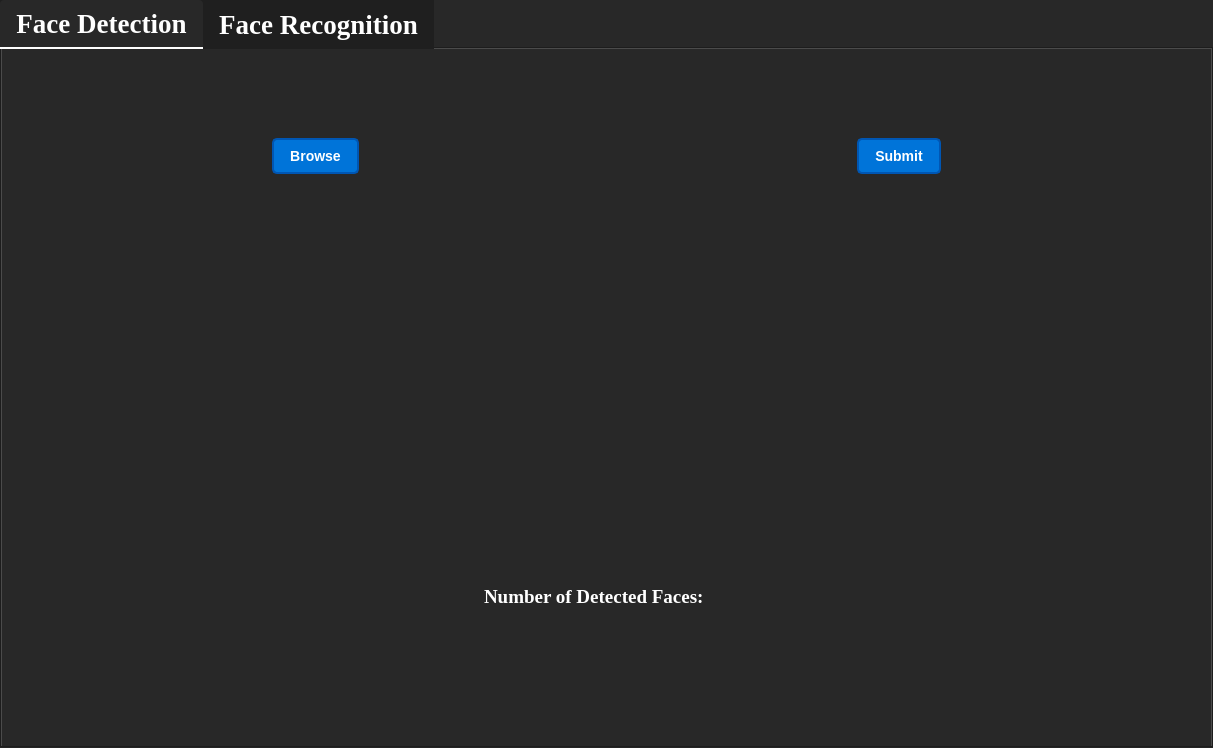
Above: MainWindow.ui from lameesmohee/Face-Recognition-Using-PCA before the change. Below: the same form after it.
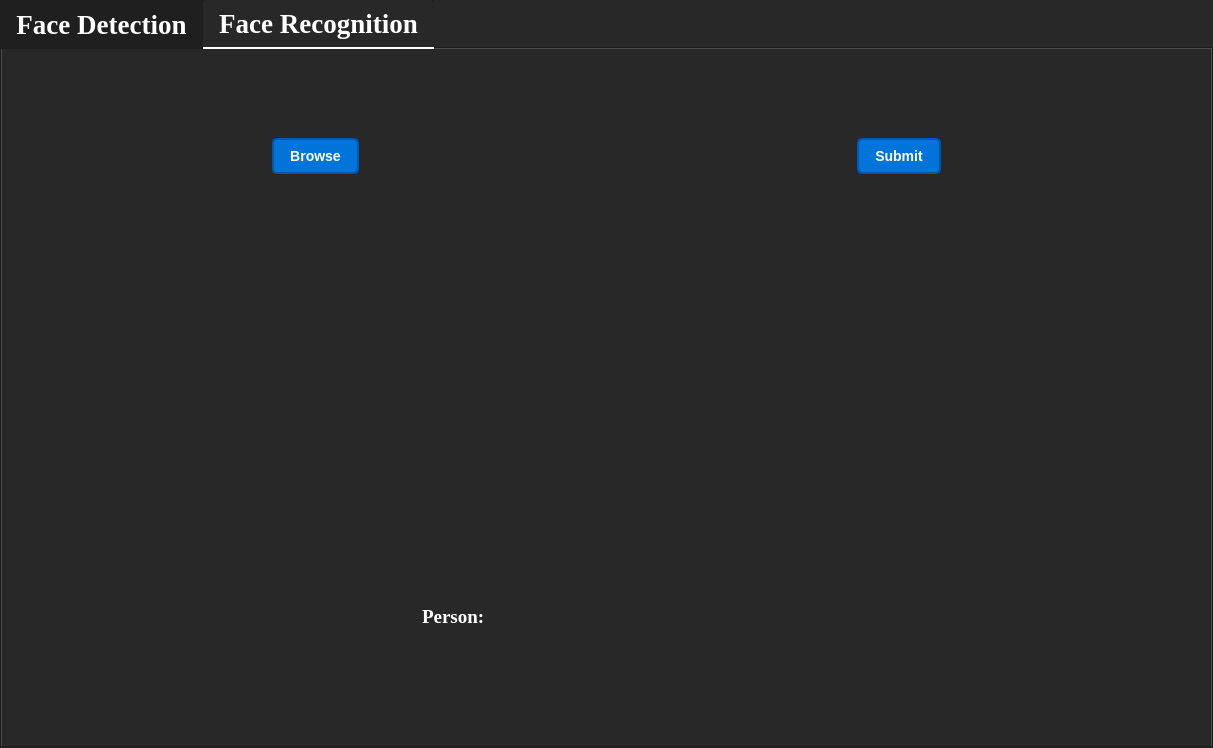
That is the form after the change. The open tabs and pages were chosen to show the change. Custom widgets are drawn as their Qt base class.

Commit message: Edited Face Recognition UI

```diff
--- a/MainWindow.ui
+++ b/MainWindow.ui
@@ -605,7 +605,7 @@
   <property name="currentIndex">
    <number>0</number>
   </property>
-  <widget class="QWidget" name="">
+  <widget class="QWidget" name="widget">
    <attribute name="title">
     <string>Face Detection</string>
    </attribute>
@@ -950,7 +950,7 @@
     </item>
    </layout>
   </widget>
-  <widget class="QWidget" name="">
+  <widget class="QWidget" name="widget">
    <attribute name="title">
     <string>Face Recognition</string>
    </attribute>
@@ -1195,6 +1195,70 @@
         </property>
        </spacer>
       </item>
+      <item>
+       <layout class="QHBoxLayout" name="horizontalLayout_4">
+        <item>
+         <spacer name="horizontalSpacer_8">
+          <property name="orientation">
+           <enum>Qt::Horizontal</enum>
+          </property>
+          <property name="sizeHint" stdset="0">
+           <size>
+            <width>40</width>
+            <height>20</height>
+           </size>
+          </property>
+         </spacer>
+        </item>
+        <item>
+         <widget class="QLabel" name="label_2">
+          <property name="font">
+           <font>
+            <family>Georgia</family>
+            <pointsize>14</pointsize>
+            <bold>true</bold>
+           </font>
+          </property>
+          <property name="text">
+           <string>Person:</string>
+          </property>
+         </widget>
+        </item>
+        <item>
+         <widget class="QLabel" name="label_personName">
+          <property name="minimumSize">
+           <size>
+            <width>300</width>
+            <height>0</height>
+           </size>
+          </property>
+          <property name="font">
+           <font>
+            <family>Georgia</family>
+            <pointsize>14</pointsize>
+            <bold>true</bold>
+           </font>
+          </property>
+          <property name="text">
+           <string/>
+          </property>
+         </widget>
+        </item>
+        <item>
+         <spacer name="horizontalSpacer_17">
+          <property name="orientation">
+           <enum>Qt::Horizontal</enum>
+          </property>
+          <property name="sizeHint" stdset="0">
+           <size>
+            <width>40</width>
+            <height>20</height>
+           </size>
+          </property>
+         </spacer>
+        </item>
+       </layout>
+      </item>
       <item>
        <spacer name="verticalSpacer_7">
         <property name="orientation">
```
